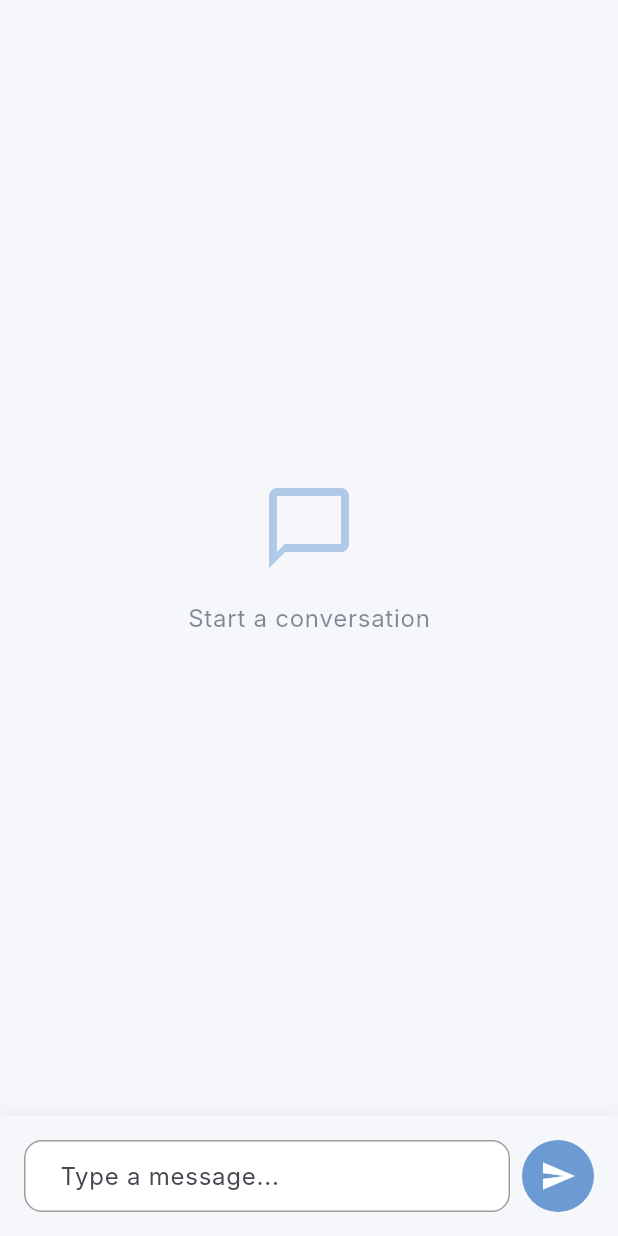
After one commit to dannypark95/Project-C, a Flutter app: the screen it shows after launch, after a tap on "Start Chat", on a phone screen of 412 x 824 dp. The commit adds this screen. Run offline on Flutter 3.47's test engine with Material 3 defaults, Android fonts, the phone set to English and light mode, and no system bars; our stand-ins replace cloud_firestore, cloud_functions, firebase_auth, firebase_core, flutter_svg; accounts and stored records are empty; Roboto replaces fonts that are missing (Inter); statements that could not run were skipped.

Commit message:
Add Firebase integration with secure API key setup
- Add Firebase dependencies (auth, firestore, functions)
- Implement anonymous authentication
- Create chat screen with AI integration
- Set up Firebase Functions for Gemini API
- Secure API key via GitHub Secrets (safe for public repo)
- Add deployment workflows for frontend and backend

```diff
--- a/lib/main.dart
+++ b/lib/main.dart
@@ -1,8 +1,17 @@
 import 'package:flutter/material.dart';
+import 'package:firebase_core/firebase_core.dart';
+import 'firebase_options.dart';
 import 'theme/app_theme.dart';
 import 'screens/home_screen.dart';
 
-void main() {
+void main() async {
+  WidgetsFlutterBinding.ensureInitialized();
+
+  // Initialize Firebase
+  await Firebase.initializeApp(
+    options: DefaultFirebaseOptions.currentPlatform,
+  );
+
   runApp(const MyApp());
 }
 
--- /dev/null
+++ b/lib/screens/chat_screen.dart
@@ -0,0 +1,271 @@
+import 'package:flutter/material.dart';
+import '../services/chat_service.dart';
+import '../services/auth_service.dart';
+import '../models/message_model.dart';
+
+class ChatScreen extends StatefulWidget {
+  const ChatScreen({super.key});
+
+  @override
+  State<ChatScreen> createState() => _ChatScreenState();
+}
+
+class _ChatScreenState extends State<ChatScreen> {
+  final ChatService _chatService = ChatService();
+  final AuthService _authService = AuthService();
+  final TextEditingController _messageController = TextEditingController();
+  final ScrollController _scrollController = ScrollController();
+
+  bool _isLoading = false;
+  String? _userId;
+
+  @override
+  void initState() {
+    super.initState();
+    _initializeAuth();
+  }
+
+  Future<void> _initializeAuth() async {
+    final user = await _authService.signInAnonymously();
+    if (user != null) {
+      setState(() {
+        _userId = user.uid;
+      });
+    }
+  }
+
+  Future<void> _sendMessage() async {
+    if (_messageController.text.trim().isEmpty || _userId == null) return;
+
+    final message = _messageController.text.trim();
+    _messageController.clear();
+
+    setState(() {
+      _isLoading = true;
+    });
+
+    try {
+      await _chatService.sendMessage(_userId!, message);
+      // Scroll to bottom after sending
+      _scrollToBottom();
+    } catch (e) {
+      if (mounted) {
+        ScaffoldMessenger.of(context).showSnackBar(
+          SnackBar(content: Text('Error: $e')),
+        );
+      }
+    } finally {
+      if (mounted) {
+        setState(() {
+          _isLoading = false;
+        });
+      }
+    }
+  }
+
+  void _scrollToBottom() {
+    WidgetsBinding.instance.addPostFrameCallback((_) {
+      if (_scrollController.hasClients) {
+        _scrollController.animateTo(
+          _scrollController.position.maxScrollExtent,
+          duration: const Duration(milliseconds: 300),
+          curve: Curves.easeOut,
+        );
+      }
+    });
+  }
+
+  @override
+  void dispose() {
+    _messageController.dispose();
+    _scrollController.dispose();
+    super.dispose();
+  }
+
+  @override
+  Widget build(BuildContext context) {
+    if (_userId == null) {
+      return const Scaffold(
+        body: Center(
+          child: CircularProgressIndicator(),
+        ),
+      );
+    }
+
+    return Scaffold(
+      body: SafeArea(
+        child: Column(
+          children: [
+            // Chat messages
+            Expanded(
+              child: StreamBuilder<List<MessageModel>>(
+                stream: _chatService.getChatHistory(_userId!),
+                builder: (context, snapshot) {
+                  if (snapshot.connectionState == ConnectionState.waiting) {
+                    return const Center(child: CircularProgressIndicator());
+                  }
+
+                  if (!snapshot.hasData || snapshot.data!.isEmpty) {
+                    return Center(
+                      child: Column(
+                        mainAxisAlignment: MainAxisAlignment.center,
+                        children: [
+                          Icon(
+                            Icons.chat_bubble_outline,
+                            size: 64,
+                            color: Theme.of(context).colorScheme.primary.withOpacity(0.5),
+                          ),
+                          const SizedBox(height: 16),
+                          Text(
+                            'Start a conversation',
+                            style: Theme.of(context).textTheme.bodyLarge?.copyWith(
+                              color: Theme.of(context).colorScheme.onSurface.withOpacity(0.6),
+                            ),
+                          ),
+                        ],
+                      ),
+                    );
+                  }
+
+                  final messages = snapshot.data!;
+                  return ListView.builder(
+                    controller: _scrollController,
+                    padding: const EdgeInsets.all(16),
+                    itemCount: messages.length + (_isLoading ? 1 : 0),
+                    itemBuilder: (context, index) {
+                      if (index == messages.length) {
+                        // Loading indicator for AI response
+                        return Padding(
+                          padding: const EdgeInsets.symmetric(vertical: 8),
+                          child: Row(
+                            children: [
+                              const CircleAvatar(
+                                backgroundColor: Colors.grey,
+                                child: Icon(Icons.smart_toy, color: Colors.white),
+                              ),
+                              const SizedBox(width: 12),
+                              Container(
+                                padding: const EdgeInsets.all(12),
+                                decoration: BoxDecoration(
+                                  color: Colors.grey[200],
+                                  borderRadius: BorderRadius.circular(16),
+                                ),
+                                child: const SizedBox(
+                                  width: 20,
+                                  height: 20,
+                                  child: CircularProgressIndicator(strokeWidth: 2),
+                                ),
+                              ),
+                            ],
+                          ),
+                        );
+                      }
+
+                      final message = messages[index];
+                      return _buildMessageBubble(message);
+                    },
+                  );
+                },
+              ),
+            ),
+
+            // Message input
+            Container(
+              padding: const EdgeInsets.all(16),
+              decoration: BoxDecoration(
+                color: Theme.of(context).scaffoldBackgroundColor,
+                boxShadow: [
+                  BoxShadow(
+                    color: Colors.black.withOpacity(0.05),
+                    blurRadius: 10,
+                    offset: const Offset(0, -2),
+                  ),
+                ],
+              ),
+              child: SafeArea(
+                child: Row(
+                  children: [
+                    Expanded(
+                      child: TextField(
+                        controller: _messageController,
+                        decoration: InputDecoration(
+                          hintText: 'Type a message...',
+                          border: OutlineInputBorder(
+                            borderRadius: BorderRadius.circular(24),
+                          ),
+                          contentPadding: const EdgeInsets.symmetric(
+                            horizontal: 20,
+                            vertical: 12,
+                          ),
+                        ),
+                        maxLines: null,
+                        textCapitalization: TextCapitalization.sentences,
+                        onSubmitted: (_) => _sendMessage(),
+                      ),
+                    ),
+                    const SizedBox(width: 8),
+                    IconButton(
+                      onPressed: _isLoading ? null : _sendMessage,
+                      icon: const Icon(Icons.send),
+                      style: IconButton.styleFrom(
+                        backgroundColor: Theme.of(context).colorScheme.primary,
+                        foregroundColor: Colors.white,
+                        padding: const EdgeInsets.all(12),
+                      ),
+                    ),
+                  ],
+                ),
+              ),
+            ),
+          ],
+        ),
+      ),
+    );
+  }
+
+  Widget _buildMessageBubble(MessageModel message) {
+    final isUser = message.isFromUser;
+
+    return Padding(
+      padding: const EdgeInsets.only(bottom: 12),
+      child: Row(
+        mainAxisAlignment: isUser ? MainAxisAlignment.end : MainAxisAlignment.start,
+        crossAxisAlignment: CrossAxisAlignment.start,
+        children: [
+          if (!isUser) ...[
+            const CircleAvatar(
+              backgroundColor: Colors.grey,
+              child: Icon(Icons.smart_toy, color: Colors.white, size: 20),
+            ),
+            const SizedBox(width: 12),
+          ],
+          Flexible(
+            child: Container(
+              padding: const EdgeInsets.symmetric(horizontal: 16, vertical: 12),
+              decoration: BoxDecoration(
+                color: isUser
+                    ? Theme.of(context).colorScheme.primary
+                    : Colors.grey[200],
+                borderRadius: BorderRadius.circular(16),
+              ),
+              child: Text(
+                message.content,
+                style: TextStyle(
+                  color: isUser ? Colors.white : Colors.black87,
+                  fontSize: 15,
+                ),
+              ),
+            ),
+          ),
+          if (isUser) ...[
+            const SizedBox(width: 12),
+            const CircleAvatar(
+              backgroundColor: Colors.blue,
+              child: Icon(Icons.person, color: Colors.white, size: 20),
+            ),
+          ],
+        ],
+      ),
+    );
+  }
+}
--- a/lib/screens/home_screen.dart
+++ b/lib/screens/home_screen.dart
@@ -1,5 +1,6 @@
 import 'package:flutter/material.dart';
 import 'package:flutter_svg/flutter_svg.dart';
+import 'chat_screen.dart';
 
 class HomeScreen extends StatelessWidget {
   const HomeScreen({super.key});
@@ -24,11 +25,34 @@ class HomeScreen extends StatelessWidget {
                   ),
                   const SizedBox(height: 24),
                   const Text(
-                    'Hello World',
+                    'CONNECTED',
                     style: TextStyle(
                       fontSize: 32,
                       fontWeight: FontWeight.bold,
                     ),
+                  ),
+                  const SizedBox(height: 8),
+                  Text(
+                    'Your mental wellness companion',
+                    style: Theme.of(context).textTheme.bodyMedium,
+                  ),
+                  const SizedBox(height: 48),
+                  ElevatedButton(
+                    onPressed: () {
+                      Navigator.push(
+                        context,
+                        MaterialPageRoute(
+                          builder: (context) => const ChatScreen(),
+                        ),
+                      );
+                    },
+                    style: ElevatedButton.styleFrom(
+                      padding: const EdgeInsets.symmetric(
+                        horizontal: 32,
+                        vertical: 16,
+                      ),
+                    ),
+                    child: const Text('Start Chat'),
                   ),
                 ],
               ),
--- /dev/null
+++ b/lib/services/auth_service.dart
@@ -0,0 +1,36 @@
+import 'package:firebase_auth/firebase_auth.dart';
+
+class AuthService {
+  final FirebaseAuth _auth = FirebaseAuth.instance;
+
+  // Get current user
+  User? get currentUser => _auth.currentUser;
+
+  // Get current user ID
+  String? get currentUserId => _auth.currentUser?.uid;
+
+  // Stream of auth state changes
+  Stream<User?> get authStateChanges => _auth.authStateChanges();
+
+  // Sign in anonymously (automatic, no UI needed)
+  Future<User?> signInAnonymously() async {
+    try {
+      // If already signed in, return current user
+      if (_auth.currentUser != null) {
+        return _auth.currentUser;
+      }
+
+      // Sign in anonymously
+      final userCredential = await _auth.signInAnonymously();
+      return userCredential.user;
+    } catch (e) {
+      print('Error signing in anonymously: $e');
+      return null;
+    }
+  }
+
+  // Sign out (optional, for testing)
+  Future<void> signOut() async {
+    await _auth.signOut();
+  }
+}
--- /dev/null
+++ b/lib/services/chat_service.dart
@@ -0,0 +1,74 @@
+import 'package:cloud_firestore/cloud_firestore.dart';
+import 'package:cloud_functions/cloud_functions.dart';
+import '../models/message_model.dart';
+
+class ChatService {
+  final FirebaseFirestore _firestore = FirebaseFirestore.instance;
+  final FirebaseFunctions _functions = FirebaseFunctions.instance;
+
+  // Send message to AI and save to history
+  Future<String> sendMessage(String userId, String userMessage) async {
+    try {
+      // Call Firebase Function to get AI response
+      final callable = _functions.httpsCallable('chatWithAI');
+      final result = await callable.call({
+        'message': userMessage,
+        'userId': userId,
+      });
+
+      final aiResponse = result.data['response'] as String? ??
+                         'I apologize, but I encountered an error. Please try again.';
+
+      // Save user message to Firestore
+      await _saveMessage(userId, userMessage, true);
+
+      // Save AI response to Firestore
+      await _saveMessage(userId, aiResponse, false);
+
+      return aiResponse;
+    } catch (e) {
+      print('Error sending message: $e');
+      return 'An error occurred. Please try again.';
+    }
+  }
+
+  // Save message to Firestore
+  Future<void> _saveMessage(String userId, String content, bool isFromUser) async {
+    try {
+      await _firestore
+          .collection('users')
+          .doc(userId)
+          .collection('messages')
+          .add({
+        'content': content,
+        'isFromUser': isFromUser,
+        'timestamp': FieldValue.serverTimestamp(),
+      });
+    } catch (e) {
+      print('Error saving message: $e');
+    }
+  }
+
+  // Get chat history for a user
+  Stream<List<MessageModel>> getChatHistory(String userId) {
+    return _firestore
+        .collection('users')
+        .doc(userId)
+        .collection('messages')
+        .orderBy('timestamp', descending: true)
+        .limit(50) // Get last 50 messages
+        .snapshots()
+        .map((snapshot) {
+      return snapshot.docs.map((doc) {
+        final data = doc.data();
+        return MessageModel(
+          id: doc.id,
+          content: data['content'] ?? '',
+          isFromUser: data['isFromUser'] ?? true,
+          timestamp: (data['timestamp'] as Timestamp?)?.toDate() ?? DateTime.now(),
+        );
+      }).toList()
+        ..sort((a, b) => a.timestamp.compareTo(b.timestamp)); // Sort chronologically
+    });
+  }
+}
--- a/pubspec.yaml
+++ b/pubspec.yaml
@@ -15,6 +15,12 @@ dependencies:
   cupertino_icons: ^1.0.8
   flutter_svg: ^2.0.10+1
 
+  # Firebase
+  firebase_core: ^3.6.0
+  firebase_auth: ^5.3.1
+  cloud_firestore: ^5.4.4
+  cloud_functions: ^5.1.3
+
 dev_dependencies:
   flutter_test:
     sdk: flutter
```
Also changed, not shown: firebase.json (added), lib/firebase_options.dart (added), pubspec.lock, 11 other files.
